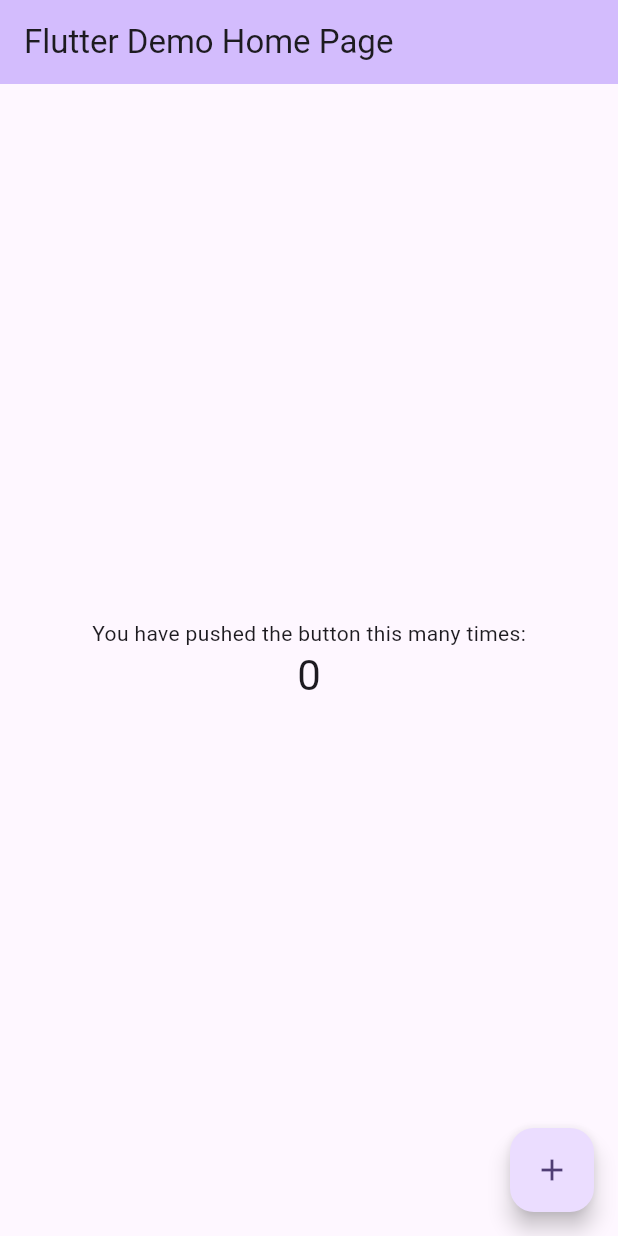
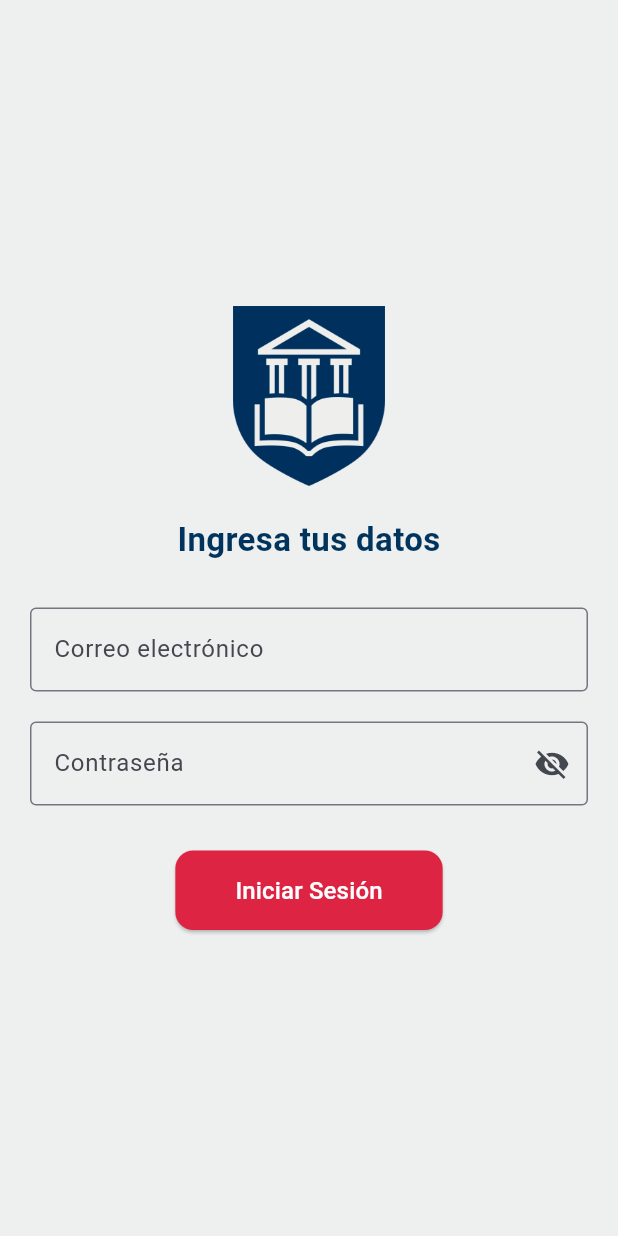
Before and after one commit to jjchinchillal/instituto_frances_app, a Flutter app: the screen it shows after launch, on a phone screen of 412 x 824 dp. Run offline on Flutter 3.47's test engine with Material 3 defaults, Android fonts, the phone set to English and light mode, and no system bars; our stand-ins replace flutter_dotenv, supabase_flutter; accounts and stored records are empty.

Commit message:
Ajuste Login y Users

```diff
--- /dev/null
+++ b/lib/data/user_data_store.dart
@@ -0,0 +1,19 @@
+class UserDataStore {
+  static final UserDataStore _instance = UserDataStore._internal();
+  factory UserDataStore() => _instance;
+  UserDataStore._internal();
+
+  Map<String, dynamic>? userData;
+
+  void setUserData(Map<String, dynamic> data) {
+    userData = data;
+  }
+
+  Map<String, dynamic>? getUserData() {
+    return userData;
+  }
+
+  void clear() {
+    userData = null;
+  }
+}
--- a/lib/main.dart
+++ b/lib/main.dart
@@ -1,122 +1,41 @@
 import 'package:flutter/material.dart';
+import 'package:supabase_flutter/supabase_flutter.dart';
+import 'package:flutter_dotenv/flutter_dotenv.dart';
+import 'utils/app_colors.dart';
+import 'screens/login_screen.dart';
 
-void main() {
-  runApp(const MyApp());
+Future<void> main() async {
+  WidgetsFlutterBinding.ensureInitialized();
+
+  await dotenv.load();
+
+  await Supabase.initialize(
+    url: dotenv.env['SUPABASE_URL'] ?? '',
+    anonKey: dotenv.env['SUPABASE_ANON_KEY'] ?? '',
+  );
+
+  runApp(const InstitutoFrancesApp());
 }
 
-class MyApp extends StatelessWidget {
-  const MyApp({super.key});
+class InstitutoFrancesApp extends StatelessWidget {
+  const InstitutoFrancesApp({super.key});
 
-  // This widget is the root of your application.
   @override
   Widget build(BuildContext context) {
     return MaterialApp(
-      title: 'Flutter Demo',
+      debugShowCheckedModeBanner: false,
+      title: 'Instituto Francés App',
       theme: ThemeData(
-        // This is the theme of your application.
-        //
-        // TRY THIS: Try running your application with "flutter run". You'll see
-        // the application has a purple toolbar. Then, without quitting the app,
-        // try changing the seedColor in the colorScheme below to Colors.green
-        // and then invoke "hot reload" (save your changes or press the "hot
-        // reload" button in a Flutter-supported IDE, or press "r" if you used
-        // the command line to start the app).
-        //
-        // Notice that the counter didn't reset back to zero; the application
-        // state is not lost during the reload. To reset the state, use hot
-        // restart instead.
-        //
-        // This works for code too, not just values: Most code changes can be
-        // tested with just a hot reload.
-        colorScheme: ColorScheme.fromSeed(seedColor: Colors.deepPurple),
+        colorScheme: ColorScheme.fromSeed(
+          seedColor: AppColors.primary,
+          primary: AppColors.primary,
+          secondary: AppColors.secondary,
+        ),
+        useMaterial3: true,
+        scaffoldBackgroundColor: AppColors.accent,
+        fontFamily: 'Roboto',
       ),
-      home: const MyHomePage(title: 'Flutter Demo Home Page'),
+      home: const LoginScreen(),
     );
   }
 }
-
-class MyHomePage extends StatefulWidget {
-  const MyHomePage({super.key, required this.title});
-
-  // This widget is the home page of your application. It is stateful, meaning
-  // that it has a State object (defined below) that contains fields that affect
-  // how it looks.
-
-  // This class is the configuration for the state. It holds the values (in this
-  // case the title) provided by the parent (in this case the App widget) and
-  // used by the build method of the State. Fields in a Widget subclass are
-  // always marked "final".
-
-  final String title;
-
-  @override
-  State<MyHomePage> createState() => _MyHomePageState();
-}
-
-class _MyHomePageState extends State<MyHomePage> {
-  int _counter = 0;
-
-  void _incrementCounter() {
-    setState(() {
-      // This call to setState tells the Flutter framework that something has
-      // changed in this State, which causes it to rerun the build method below
-      // so that the display can reflect the updated values. If we changed
-      // _counter without calling setState(), then the build method would not be
-      // called again, and so nothing would appear to happen.
-      _counter++;
-    });
-  }
-
-  @override
-  Widget build(BuildContext context) {
-    // This method is rerun every time setState is called, for instance as done
-    // by the _incrementCounter method above.
-    //
-    // The Flutter framework has been optimized to make rerunning build methods
-    // fast, so that you can just rebuild anything that needs updating rather
-    // than having to individually change instances of widgets.
-    return Scaffold(
-      appBar: AppBar(
-        // TRY THIS: Try changing the color here to a specific color (to
-        // Colors.amber, perhaps?) and trigger a hot reload to see the AppBar
-        // change color while the other colors stay the same.
-        backgroundColor: Theme.of(context).colorScheme.inversePrimary,
-        // Here we take the value from the MyHomePage object that was created by
-        // the App.build method, and use it to set our appbar title.
-        title: Text(widget.title),
-      ),
-      body: Center(
-        // Center is a layout widget. It takes a single child and positions it
-        // in the middle of the parent.
-        child: Column(
-          // Column is also a layout widget. It takes a list of children and
-          // arranges them vertically. By default, it sizes itself to fit its
-          // children horizontally, and tries to be as tall as its parent.
-          //
-          // Column has various properties to control how it sizes itself and
-          // how it positions its children. Here we use mainAxisAlignment to
-          // center the children vertically; the main axis here is the vertical
-          // axis because Columns are vertical (the cross axis would be
-          // horizontal).
-          //
-          // TRY THIS: Invoke "debug painting" (choose the "Toggle Debug Paint"
-          // action in the IDE, or press "p" in the console), to see the
-          // wireframe for each widget.
-          mainAxisAlignment: MainAxisAlignment.center,
-          children: <Widget>[
-            const Text('You have pushed the button this many times:'),
-            Text(
-              '$_counter',
-              style: Theme.of(context).textTheme.headlineMedium,
-            ),
-          ],
-        ),
-      ),
-      floatingActionButton: FloatingActionButton(
-        onPressed: _incrementCounter,
-        tooltip: 'Increment',
-        child: const Icon(Icons.add),
-      ), // This trailing comma makes auto-formatting nicer for build methods.
-    );
-  }
-}
--- /dev/null
+++ b/lib/screens/login_screen.dart
@@ -0,0 +1,185 @@
+import 'package:flutter/material.dart';
+import 'package:supabase_flutter/supabase_flutter.dart';
+import '../utils/app_colors.dart';
+import '../widgets/custom_alert.dart';
+import 'home_screen.dart';
+import '../services/user_service.dart';
+import '../data/user_data_store.dart';
+
+class LoginScreen extends StatefulWidget {
+  const LoginScreen({super.key});
+
+  @override
+  State<LoginScreen> createState() => _LoginScreenState();
+}
+
+class _LoginScreenState extends State<LoginScreen> {
+  final _emailController = TextEditingController();
+  final _passwordController = TextEditingController();
+  bool _isLoading = false;
+  bool _obscurePassword = true;
+
+  Future<void> _signIn() async {
+    final email = _emailController.text.trim();
+    final password = _passwordController.text.trim();
+
+    if (email.isEmpty || password.isEmpty) {
+      _showAlert(
+        title: 'Campos vacíos',
+        message: 'Por favor ingresa tu correo y contraseña.',
+        type: AlertType.warning,
+      );
+      return;
+    }
+
+    setState(() {
+      _isLoading = true;
+    });
+
+    try {
+      final response = await Supabase.instance.client.auth.signInWithPassword(
+        email: email,
+        password: password,
+      );
+
+      if (response.user != null) {
+        // Traer datos de la tabla users
+        final userData = await UserService.getUserDataByEmail();
+
+        if (userData != null) {
+          UserDataStore().setUserData(userData);
+        }
+
+        _showAlert(
+          title: 'Bienvenido',
+          message: 'Has iniciado sesión correctamente.',
+          type: AlertType.success,
+        );
+
+        if (mounted) {
+          Future.delayed(const Duration(seconds: 1), () {
+            if (mounted) {
+              Navigator.pushReplacement(
+                context,
+                MaterialPageRoute(builder: (_) => const HomeScreen()),
+              );
+            }
+          });
+        }
+      } else {
+        _showAlert(
+          title: 'Error',
+          message: 'No se pudo iniciar sesión. Intenta nuevamente.',
+          type: AlertType.error,
+        );
+      }
+    } on AuthException {
+      _showAlert(
+        title: 'Error',
+        message: 'Correo o contraseña incorrectos',
+        type: AlertType.error,
+      );
+    } catch (e) {
+      _showAlert(
+        title: 'Error inesperado',
+        message: '$e',
+        type: AlertType.error,
+      );
+    } finally {
+      setState(() {
+        _isLoading = false;
+      });
+    }
+  }
+
+  void _showAlert({
+    required String title,
+    required String message,
+    required AlertType type,
+  }) {
+    CustomAlert.show(context, title: title, message: message, type: type);
+  }
+
+  @override
+  Widget build(BuildContext context) {
+    return Scaffold(
+      body: Padding(
+        padding: const EdgeInsets.all(20.0),
+        child: Center(
+          child: SingleChildScrollView(
+            child: Column(
+              mainAxisSize: MainAxisSize.min,
+              children: [
+                Image.asset(
+                  'assets/images/Imagotipo-Separado-NBG.png',
+                  height: 120,
+                ),
+                const SizedBox(height: 20),
+                Text(
+                  'Ingresa tus datos',
+                  style: TextStyle(
+                    fontSize: 22,
+                    fontWeight: FontWeight.bold,
+                    color: AppColors.primary,
+                  ),
+                  textAlign: TextAlign.center,
+                ),
+                const SizedBox(height: 30),
+                TextField(
+                  controller: _emailController,
+                  keyboardType: TextInputType.emailAddress,
+                  decoration: const InputDecoration(
+                    labelText: 'Correo electrónico',
+                    border: OutlineInputBorder(),
+                  ),
+                ),
+                const SizedBox(height: 20),
+                TextField(
+                  controller: _passwordController,
+                  obscureText: _obscurePassword,
+                  decoration: InputDecoration(
+                    labelText: 'Contraseña',
+                    border: const OutlineInputBorder(),
+                    suffixIcon: IconButton(
+                      icon: Icon(
+                        _obscurePassword
+                            ? Icons.visibility_off
+                            : Icons.visibility,
+                      ),
+                      onPressed: () {
+                        setState(() {
+                          _obscurePassword = !_obscurePassword;
+                        });
+                      },
+                    ),
+                  ),
+                ),
+                const SizedBox(height: 30),
+                _isLoading
+                    ? const CircularProgressIndicator()
+                    : ElevatedButton(
+                      onPressed: _signIn,
+                      style: ElevatedButton.styleFrom(
+                        backgroundColor: AppColors.secondary,
+                        foregroundColor: Colors.white,
+                        padding: const EdgeInsets.symmetric(
+                          horizontal: 40,
+                          vertical: 15,
+                        ),
+                        shape: RoundedRectangleBorder(
+                          borderRadius: BorderRadius.circular(12),
+                        ),
+                      ),
+                      child: const Text(
+                        'Iniciar Sesión',
+                        style: TextStyle(fontSize: 16),
+                      ),
+                    ),
+              ],
+            ),
+          ),
+        ),
+      ),
+    );
+  }
+}
--- /dev/null
+++ b/lib/utils/app_colors.dart
@@ -0,0 +1,11 @@
+import 'package:flutter/material.dart';
+
+class AppColors {
+  static const Color primary = Color(0xFF00345D); // Azul oscuro
+  static const Color secondary = Color(0xFFDD2443); // Rojo vino
+  static const Color accent = Color(0xFFEEEFEF); // Gris claro
+
+  static const Color success = Color(0xFF218838); // Verde éxito
+  static const Color warning = Color(0xFFDAA520); // Amarillo dorado
+  static const Color error = Color(0xFFB00020); // Rojo oscuro
+}
```
Also changed, not shown: lib/screens/home_screen.dart (added, +108 -0 lines), lib/screens/profile_screen.dart (added, +85 -0 lines), lib/services/user_service.dart (added, +23 -0 lines), lib/widgets/custom_alert.dart (added, +81 -0 lines), pubspec.yaml (+7 -1 lines), assets/images/Horizonta-NBG.png (added), assets/images/Imagotipo-NBG.png (added), assets/images/Imagotipo-Separado-NBG.png (added), pubspec.lock, 9 other files.
